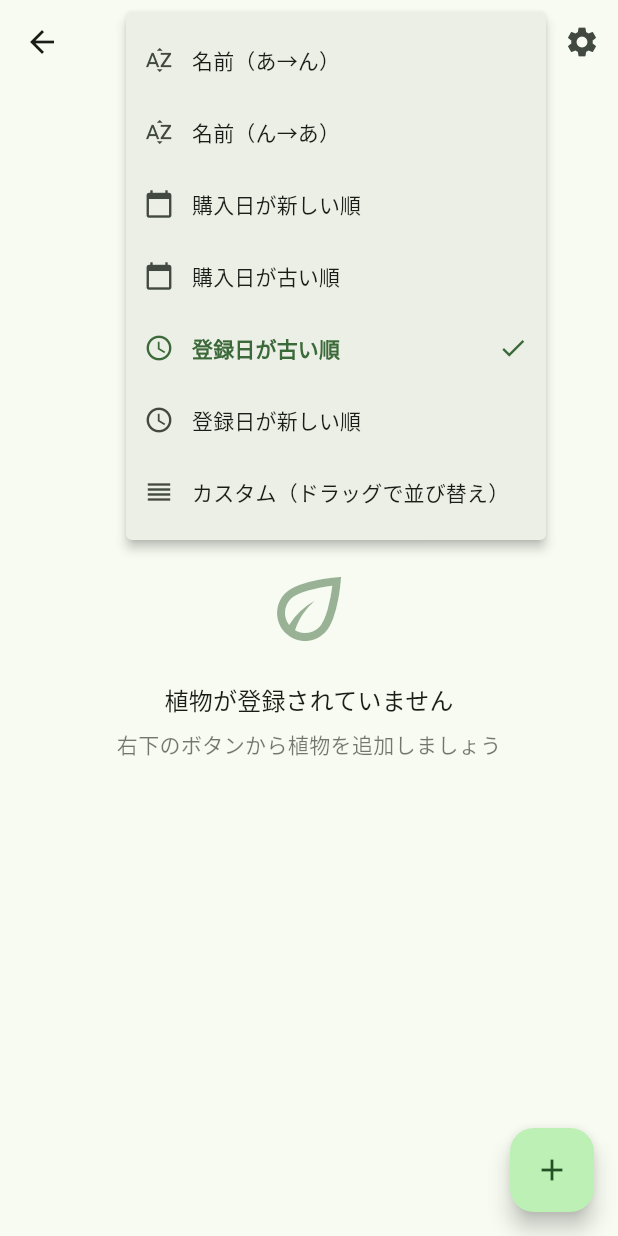
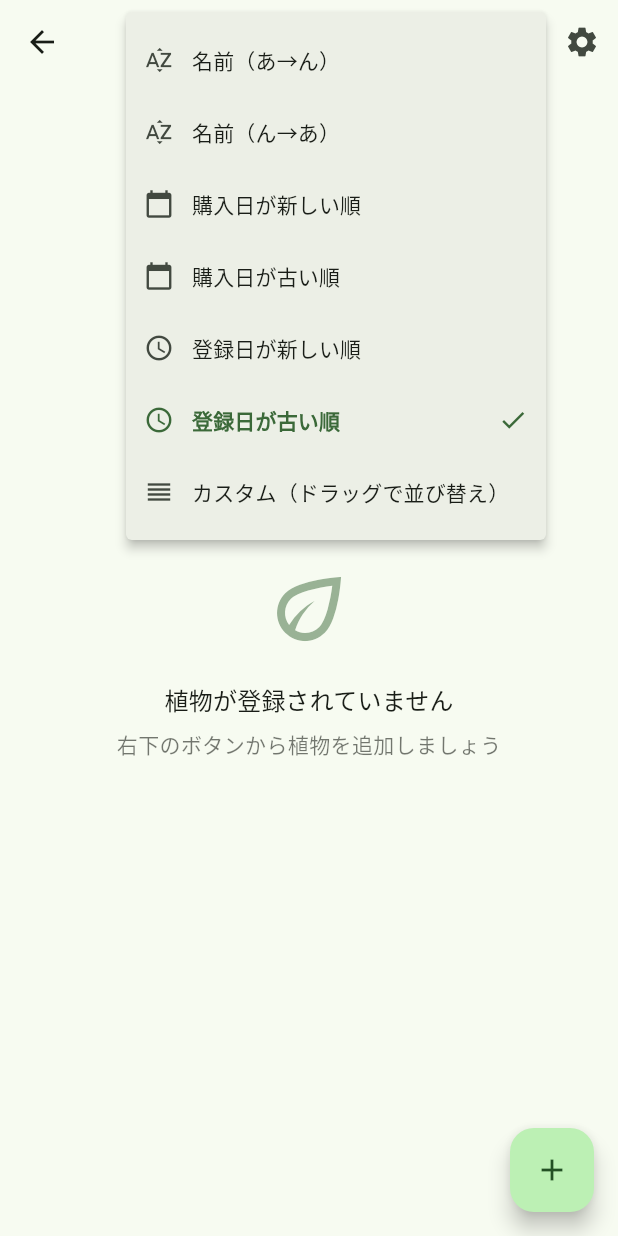
Before and after one commit to nk244/WaterMe, a Flutter app: the PlantListScreen screen opened directly, after a tap on the "grid view" icon, after a tap on the "sort" icon, on a phone screen of 412 x 824 dp. Run offline on Flutter 3.47's test engine with Material 3 defaults, Android fonts, the phone set to English and light mode, and no system bars; our stand-ins replace file_picker, flutter_local_notifications, image_picker, share_plus, shared_preferences, sqflite and 2 more; missing offline and left inert: crop_your_image; accounts and stored records are empty.

Commit message:
fix: Batch E-1 - 表示・UX系バグ4件修正 (#84 #88 #90 #91)
- fix(#88): 水やり予定超過の表示を「期限切れ」から「予定超過」に変更 (date_utils.dart)
- fix(#84): 植物一覧のソートリスト順序を修正。登録日「新しい順」→「古い順」の順番に統一 (app_settings.dart)
- fix(#91): 未来日付での水やり予定表示ルールを修正。超過判定の起算日を選択日ではなく今日基準に変更 (today_watering_screen.dart)
- fix(#90): 日付スワイプ切替時にSlideTransition+AnimatedSwitcherでリストと日付テキストを同時アニメーション (today_watering_screen.dart)

```diff
--- a/lib/models/app_settings.dart
+++ b/lib/models/app_settings.dart
@@ -21,8 +21,8 @@ enum PlantSortOrder {
   nameDesc,          // 名前降順
   purchaseDateDesc,  // 購入日が新しい順
   purchaseDateAsc,   // 購入日が古い順
+  createdAtDesc,     // 登録日が新しい順
   createdAtAsc,      // 登録日が古い順
-  createdAtDesc,     // 登録日が新しい順
   custom,            // ユーザー指定
 }
 
--- a/lib/screens/today_watering_screen.dart
+++ b/lib/screens/today_watering_screen.dart
@@ -29,6 +29,8 @@ class _TodayWateringScreenState extends State<TodayWateringScreen> {
   final Set<String> _selectedPlantIds = {};
   final Set<LogType> _selectedBulkLogTypes = {LogType.watering};
   final ScrollController _listScrollController = ScrollController();
+  // スワイプ方向：1=右スワイプ（前日）、-1=左スワイプ（翌日）、0=初期
+  int _swipeDirection = 0;
 
   @override
   void initState() {
@@ -105,13 +107,16 @@ class _TodayWateringScreenState extends State<TodayWateringScreen> {
 
       final nextDay = AppDateUtils.getDateOnly(nextWateringDate);
 
-      // For today, show all plants that need watering today or are overdue
+      // 今日：当日予定 + 今日時点で超過分（nextDay <= today）
       if (AppDateUtils.isSameDay(selectedDay, todayDay)) {
         return !nextDay.isAfter(selectedDay);
       }
 
-      // For other dates, show plants scheduled for that specific date
-      return nextDay.isAtSameMomentAs(selectedDay) || nextDay.isBefore(selectedDay);
+      // 未来の日付：その日に予定が来る植物 + 今日時点ですでに超過している植物
+      // 超過の起算日はあくまで今日（アプリ操作日）とする
+      final isScheduledForDate = nextDay.isAtSameMomentAs(selectedDay);
+      final isAlreadyOverdueToday = nextDay.isBefore(todayDay);
+      return isScheduledForDate || isAlreadyOverdueToday;
     }).toSet();
 
     // Combine both sets and convert to list
@@ -341,8 +346,10 @@ class _TodayWateringScreenState extends State<TodayWateringScreen> {
           // 左スワイプ → 翌日、右スワイプ → 前日
           if (details.primaryVelocity == null) return;
           if (details.primaryVelocity! < -300) {
+            setState(() => _swipeDirection = -1);
             _changeDate(1);
           } else if (details.primaryVelocity! > 300) {
+            setState(() => _swipeDirection = 1);
             _changeDate(-1);
           }
         },
@@ -506,7 +513,7 @@ class _TodayWateringScreenState extends State<TodayWateringScreen> {
                   shape: BoxShape.circle,
                 ),
                 todayDecoration: BoxDecoration(
-                  color: Theme.of(context).colorScheme.secondary.withOpacity(0.5),
+                  color: Theme.of(context).colorScheme.secondary.withValues(alpha: 0.5),
                   shape: BoxShape.circle,
                 ),
               ),
@@ -540,7 +547,28 @@ class _TodayWateringScreenState extends State<TodayWateringScreen> {
             _buildDateSelector(isToday),
             if (_logStatus.hasAnyRecords) _buildSummary(),
             Expanded(
+              // スワイプ方向に応じたスライドアニメーションでリストを切り替える
+              child: AnimatedSwitcher(
+                duration: const Duration(milliseconds: 250),
+                transitionBuilder: (child, animation) {
+                  // スワイプ方向に応じてスライド方向を切り替える
+                  final offsetX = _swipeDirection < 0 ? 1.0 : -1.0;
+                  return SlideTransition(
+                    position: Tween<Offset>(
+                      begin: Offset(offsetX, 0),
+                      end: Offset.zero,
+                    ).animate(CurvedAnimation(
+                      parent: animation,
+                      curve: Curves.easeOut,
+                    )),
+                    child: child,
+                  );
+                },
+                child: KeyedSubtree(
+                  key: ValueKey(_selectedDate),
                   child: _buildPlantList(plantsForDate, isToday),
+                ),
+              ),
             ),
           ],
         );
@@ -588,6 +616,24 @@ class _TodayWateringScreenState extends State<TodayWateringScreen> {
           Expanded(
             child: InkWell(
               onTap: _selectDate,
+              // 日付テキストもスワイプと同期してアニメーション切り替え
+              child: AnimatedSwitcher(
+                duration: const Duration(milliseconds: 250),
+                transitionBuilder: (child, animation) {
+                  final offsetX = _swipeDirection < 0 ? 1.0 : -1.0;
+                  return SlideTransition(
+                    position: Tween<Offset>(
+                      begin: Offset(offsetX, 0),
+                      end: Offset.zero,
+                    ).animate(CurvedAnimation(
+                      parent: animation,
+                      curve: Curves.easeOut,
+                    )),
+                    child: child,
+                  );
+                },
+                child: KeyedSubtree(
+                  key: ValueKey(_selectedDate),
                   child: Column(
                     children: [
                       Text(
@@ -602,6 +648,8 @@ class _TodayWateringScreenState extends State<TodayWateringScreen> {
                   ),
                 ),
               ),
+            ),
+          ),
           IconButton(
             icon: const Icon(Icons.chevron_right),
             onPressed: () => _changeDate(1),
@@ -613,8 +661,16 @@ class _TodayWateringScreenState extends State<TodayWateringScreen> {
 
   void _changeDate(int days) {
     setState(() {
+      // _swipeDirectionがまだ設定されていない場合（矢印ボタン押下時）はここで設定する
+      if (_swipeDirection == 0) {
+        _swipeDirection = days > 0 ? -1 : 1;
+      }
       _selectedDate = _selectedDate.add(Duration(days: days));
       _selectedPlantIds.clear();
+    });
+    // アニメーション終了後にスワイプ方向をリセット
+    Future.delayed(const Duration(milliseconds: 300), () {
+      if (mounted) setState(() => _swipeDirection = 0);
     });
     _loadTodayLogs();
   }
@@ -735,7 +791,7 @@ class _TodayWateringScreenState extends State<TodayWateringScreen> {
         color: Theme.of(context).colorScheme.surfaceContainerHighest,
         border: Border(
           bottom: BorderSide(
-            color: Theme.of(context).colorScheme.outline.withOpacity(0.2),
+            color: Theme.of(context).colorScheme.outline.withValues(alpha: 0.2),
           ),
         ),
       ),
@@ -789,7 +845,7 @@ class _TodayWateringScreenState extends State<TodayWateringScreen> {
           Icon(
             Icons.eco_outlined,
             size: 64,
-            color: Theme.of(context).colorScheme.primary.withOpacity(0.5),
+            color: Theme.of(context).colorScheme.primary.withValues(alpha: 0.5),
           ),
           const SizedBox(height: 16),
           Text(
@@ -855,7 +911,7 @@ class _TodayWateringScreenState extends State<TodayWateringScreen> {
         color: Theme.of(context).colorScheme.surface,
         boxShadow: [
           BoxShadow(
-            color: Colors.black.withOpacity(0.1),
+            color: Colors.black.withValues(alpha: 0.1),
             blurRadius: 8,
             offset: const Offset(0, -2),
           ),
@@ -942,7 +998,7 @@ class _TodayWateringScreenState extends State<TodayWateringScreen> {
       margin: const EdgeInsets.symmetric(vertical: 4, horizontal: 8),
       elevation: isSelected ? 4 : 1,
       color: isSelected
-          ? Theme.of(context).colorScheme.primaryContainer.withOpacity(0.3)
+          ? Theme.of(context).colorScheme.primaryContainer.withValues(alpha: 0.3)
           : null,
       child: ListTile(
         leading: Row(
--- a/lib/utils/date_utils.dart
+++ b/lib/utils/date_utils.dart
@@ -38,9 +38,9 @@ class AppDateUtils {
     final difference = targetDay.difference(today).inDays;
 
     if (difference == 0) return '今日';
-    if (difference == -1) return '昨日（期限切れ）';
+    if (difference == -1) return '昨日（予定超過）';
     if (difference == 1) return '明日';
-    if (difference < 0) return '${-difference}日前（期限切れ）';
+    if (difference < 0) return '${-difference}日前（予定超過）';
     return '$difference日後';
   }
 
```
Lines whose indentation alone changed are shown as unchanged.
